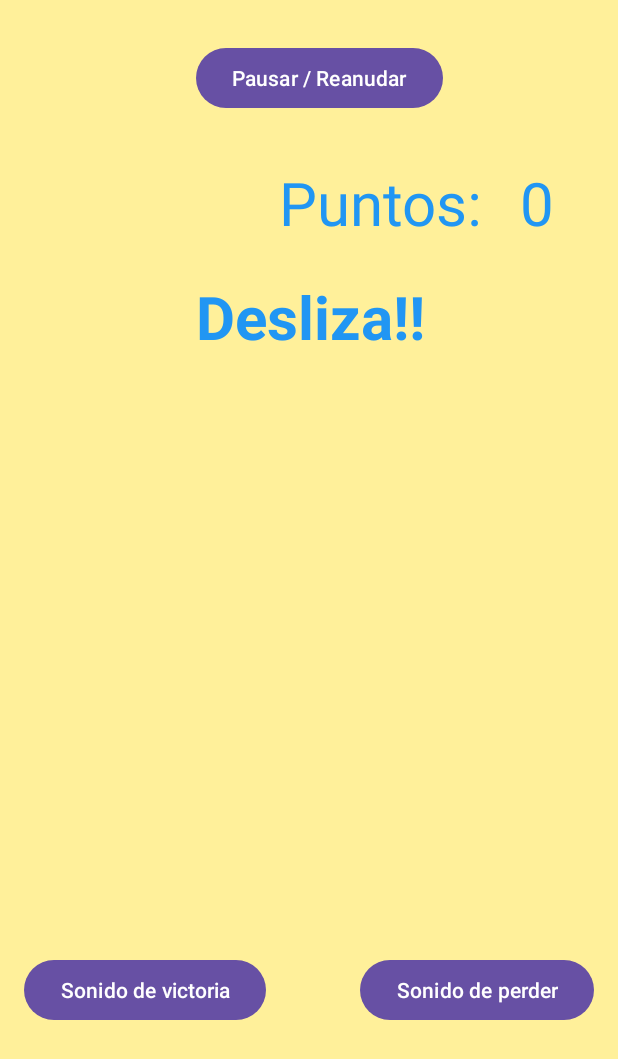
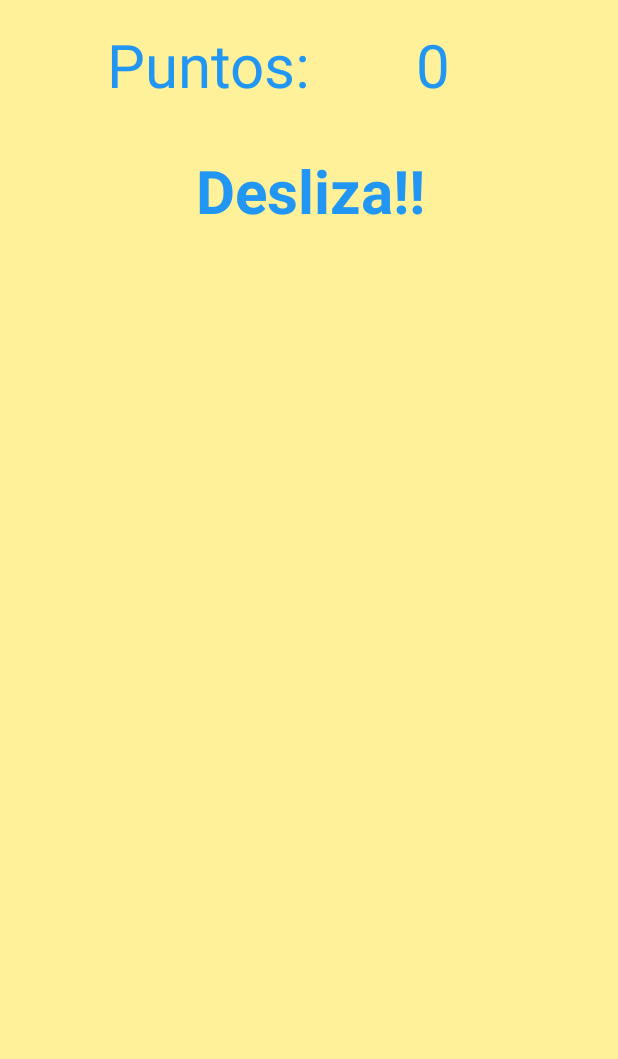
Before and after one commit to Xerlocs/BopIt, an Android app: the Juego screen opened directly, with no data from a screen before it, on a phone screen of 412 x 824 dp. Shown: the top 1059 px of the screen. Run offline under Robolectric (Android 15) with nearby library versions, the phone set to English and light mode, and no system bars.

Commit message:
Commit 11 (limpieza)

```diff
--- a/app/src/main/java/cl/dv/bopit/Juego.kt
+++ b/app/src/main/java/cl/dv/bopit/Juego.kt
@@ -2,7 +2,6 @@ package cl.dv.bopit
 
 import android.content.Context
 import android.content.pm.ActivityInfo
-import android.graphics.Color
 import android.hardware.Sensor
 import android.hardware.SensorEvent
 import android.hardware.SensorEventListener
@@ -37,8 +36,6 @@ class Juego : AppCompatActivity(), GestureDetector.OnGestureListener, SensorEven
     private lateinit var puntos: TextView
     private var puntaje = 0
 
-    val randomNum = List(10) { Random.nextInt(0, 3) }
-
     private val instrucciones = listOf(
         "Desliza!!",
         "Agita!!",
@@ -51,7 +48,7 @@ class Juego : AppCompatActivity(), GestureDetector.OnGestureListener, SensorEven
 
         mDetector = GestureDetectorCompat(this, this)
 
-        mediaPlayer = MediaPlayer.create(this, R.raw.victory_theme)
+        mediaPlayer = MediaPlayer.create(this, R.raw.correct_sound)
         mediaPlayer2 = MediaPlayer.create(this, R.raw.lose_theme)
         mediaPlayer3 = MediaPlayer.create(this, R.raw.relaxe_theme)
 
@@ -69,31 +66,6 @@ class Juego : AppCompatActivity(), GestureDetector.OnGestureListener, SensorEven
         mediaPlayer3.isLooping
 
         showRandomInstruccion()
-
-        val victoria = findViewById<Button>(R.id.victoriaButton)
-        victoria.setOnClickListener{
-            if(!mediaPlayer.isPlaying){
-                mediaPlayer.start()
-            }
-        }
-
-        val derrota = findViewById<Button>(R.id.perderButton)
-        derrota.setOnClickListener{
-            if(!mediaPlayer2.isPlaying){
-                mediaPlayer2.start()
-            }
-        }
-
-        val fondo = findViewById<Button>(R.id.fondoButton)
-        fondo.setOnClickListener{
-            if(!mediaPlayer3.isPlaying){
-                mediaPlayer3.start()
-            }else{
-                mediaPlayer3.pause()
-            }
-        }
-
-
     }
 
     private fun showRandomInstruccion() {
--- a/app/src/main/res/layout/activity_juego.xml
+++ b/app/src/main/res/layout/activity_juego.xml
@@ -7,51 +7,18 @@
     android:background="@color/amarillo"
     tools:context=".Juego">
 
-  <Button
-      android:id="@+id/victoriaButton"
-      android:layout_width="wrap_content"
-      android:layout_height="wrap_content"
-      android:layout_marginTop="636dp"
-      android:text="@string/victoria"
-      app:layout_constraintEnd_toEndOf="parent"
-      app:layout_constraintHorizontal_bias="0.064"
-      app:layout_constraintStart_toStartOf="parent"
-      app:layout_constraintTop_toTopOf="parent" />
-
-  <Button
-      android:id="@+id/perderButton"
-      android:layout_width="wrap_content"
-      android:layout_height="wrap_content"
-      android:layout_marginTop="636dp"
-      android:text="@string/perder"
-      app:layout_constraintEnd_toEndOf="parent"
-      app:layout_constraintHorizontal_bias="0.937"
-      app:layout_constraintStart_toStartOf="parent"
-      app:layout_constraintTop_toTopOf="parent" />
-
-  <Button
-      android:id="@+id/fondoButton"
-      android:layout_width="wrap_content"
-      android:layout_height="wrap_content"
-      android:layout_marginTop="28dp"
-      android:text="@string/fondo"
-      app:layout_constraintEnd_toEndOf="parent"
-      app:layout_constraintHorizontal_bias="0.528"
-      app:layout_constraintStart_toStartOf="parent"
-      app:layout_constraintTop_toTopOf="parent" />
-
   <TextView
       android:id="@+id/gestureText"
       android:layout_width="414dp"
       android:layout_height="106dp"
-      android:layout_marginTop="184dp"
+      android:layout_marginTop="100dp"
       android:text="@string/textoejemplo"
       android:textAlignment="center"
       android:textColor="@color/azul_bonito"
       android:textSize="40sp"
       android:textStyle="bold"
       app:layout_constraintEnd_toEndOf="parent"
-      app:layout_constraintHorizontal_bias="0.496"
+      app:layout_constraintHorizontal_bias="0.666"
       app:layout_constraintStart_toStartOf="parent"
       app:layout_constraintTop_toTopOf="parent" />
 
@@ -59,13 +26,13 @@
       android:id="@+id/pText"
       android:layout_width="150dp"
       android:layout_height="75dp"
-      android:layout_marginTop="108dp"
+      android:layout_marginTop="16dp"
       android:text="@string/puntos"
       android:textAlignment="center"
       android:textColor="@color/azul_bonito"
       android:textSize="40sp"
       app:layout_constraintEnd_toEndOf="parent"
-      app:layout_constraintHorizontal_bias="0.681"
+      app:layout_constraintHorizontal_bias="0.245"
       app:layout_constraintStart_toStartOf="parent"
       app:layout_constraintTop_toTopOf="parent" />
 
@@ -73,14 +40,14 @@
       android:id="@+id/puntajeText"
       android:layout_width="150dp"
       android:layout_height="75dp"
-      android:layout_marginTop="108dp"
+      android:layout_marginTop="16dp"
       android:textAlignment="center"
       android:textColor="@color/azul_bonito"
       android:textSize="40sp"
       app:layout_constraintEnd_toEndOf="parent"
-      app:layout_constraintHorizontal_bias="0.681"
+      app:layout_constraintHorizontal_bias="0.0"
       app:layout_constraintStart_toEndOf="@+id/pText"
       app:layout_constraintTop_toTopOf="parent"
-      tools:text="hola"/>
+      tools:text="hola" />
 
 </androidx.constraintlayout.widget.ConstraintLayout>
--- a/app/src/main/res/values/strings.xml
+++ b/app/src/main/res/values/strings.xml
@@ -13,7 +13,7 @@
     <string name="juego">Jugar</string>
 
     //texto
-    <string name="app_description">Hecho por Diego Valderrama. \nEste proyecto es uno piloto del juego BopIt para celular, hecho a partir de un proyecto de la Universidad de Talca</string>
+    <string name="app_description">Hecho por Diego Valderrama. \nEsta aplicacion trata de recrear el juego BopIt para celular</string>
     <string name="splash_info">Diego Valderrama \nXerlocs@yahoo.com</string>
 
     <string name="title_activity_settings">SettingsActivity</string>
@@ -36,18 +36,10 @@
     //Admin settings
     <string name="valores_title">¿Restablecer los valores predeterminados?</string>
 
-    //Sonidos
-    <string name="victoria">Sonido de victoria</string>
-    <string name="perder">Sonido de perder</string>
-    <string name="fondo">Pausar / Reanudar</string>
-
     //texto ejemplo
     <string name="textoejemplo">Jugemos</string>
     <string name="puntos">Puntos:</string>
-
-    //texto gesture
-    <string name="desliza">Deslizado</string>
-    <string name="longpress">Presionando</string>
+    <string name="puntosMax">Puntaje Maximo:</string>
 
     //texto acierto
     <string name="logro">Correcto</string>
```
Also changed, not shown: 2 other files.
